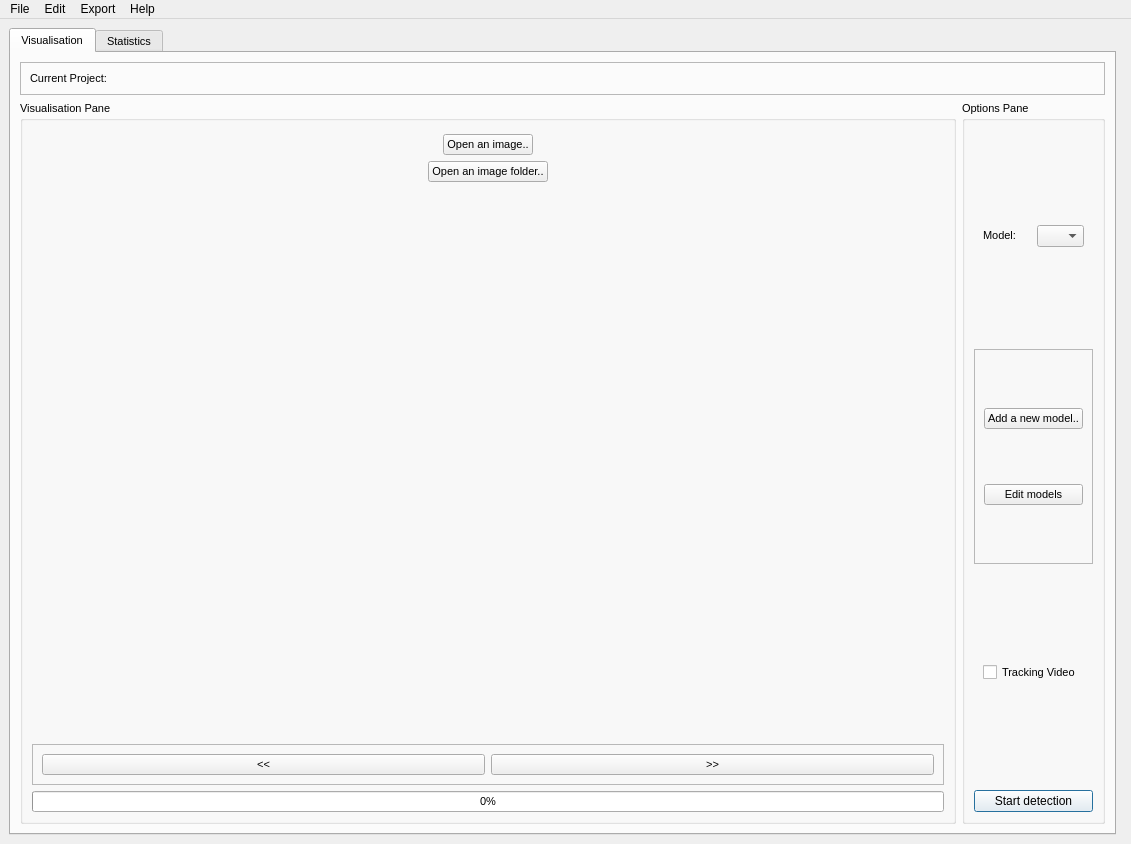
KameliaBnh/BeeTect, file GUI/interface.ui: the form before one commit.
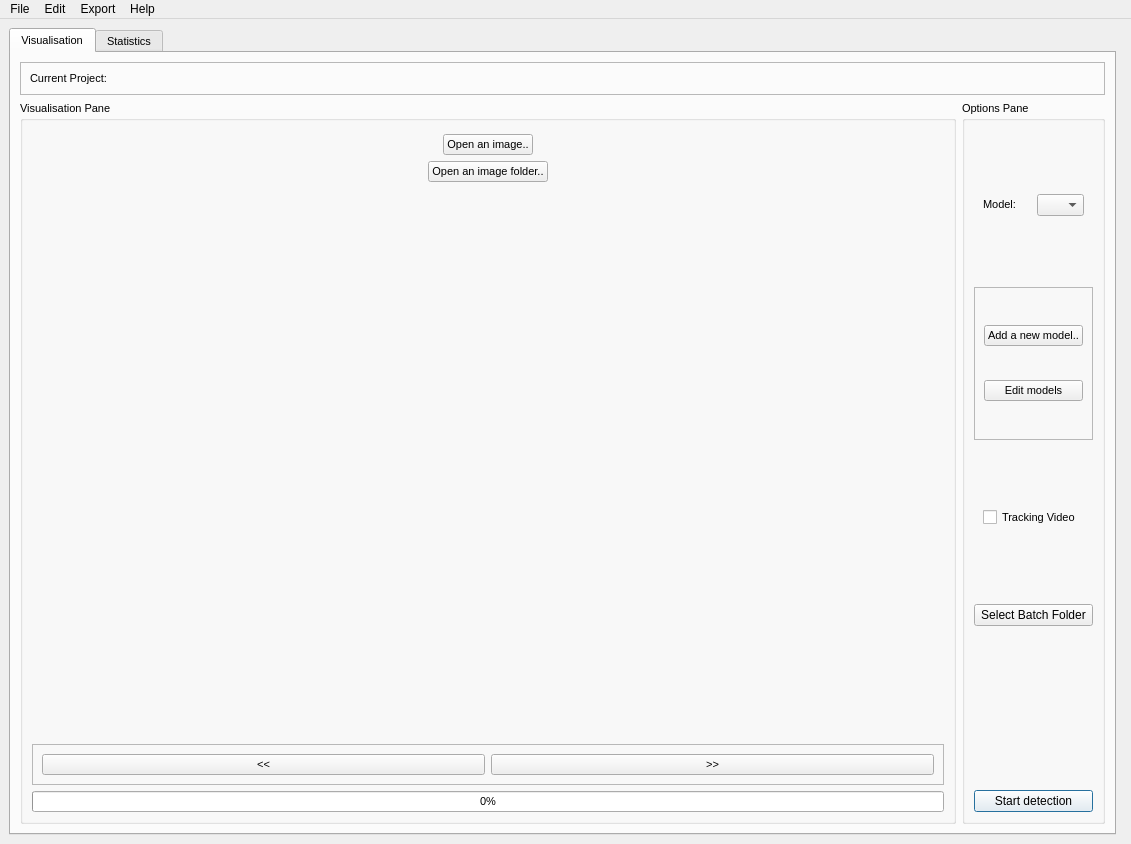
The form after the commit.

Commit message: Changed functionnality to select batch folder

The edit to the form file:
```diff
--- a/GUI/interface.ui
+++ b/GUI/interface.ui
@@ -179,6 +179,25 @@
              </layout>
             </widget>
            </item>
+           <item>
+            <widget class="QPushButton" name="SelectFolder">
+             <property name="font">
+              <font>
+               <pointsize>9</pointsize>
+              </font>
+             </property>
+             <property name="text">
+              <string>Select Batch Folder</string>
+             </property>
+            </widget>
+           </item>
+           <item>
+            <widget class="QLabel" name="BatchFolder">
+             <property name="text">
+              <string/>
+             </property>
+            </widget>
+           </item>
            <item>
             <widget class="QPushButton" name="Start">
              <property name="palette">
```
The commit also changes 254 other files.
